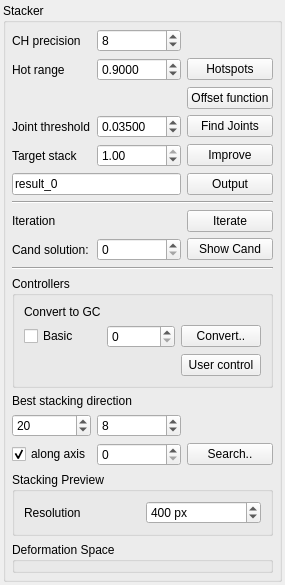
This is Stacker/StackerWidget.ui in HonghuaLi/stacker as Qt 5 draws it before an edit. The edited form follows.
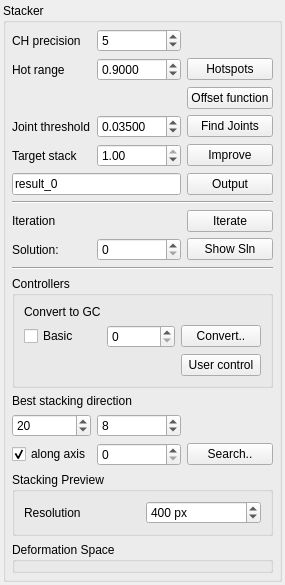
This is the edited form.

The edit to the form file:
```diff
--- a/Stacker/StackerWidget.ui
+++ b/Stacker/StackerWidget.ui
@@ -99,7 +99,7 @@
       <item row="1" column="1">
        <widget class="QSpinBox" name="chPrecision">
         <property name="value">
-         <number>8</number>
+         <number>5</number>
         </property>
        </widget>
       </item>
@@ -120,7 +120,7 @@
       <item row="12" column="2">
        <widget class="QPushButton" name="candSolutionButton">
         <property name="text">
-         <string>Show Cand</string>
+         <string>Show Sln</string>
         </property>
        </widget>
       </item>
@@ -134,7 +134,7 @@
       <item row="12" column="0">
        <widget class="QLabel" name="label_5">
         <property name="text">
-         <string>Cand solution:</string>
+         <string>Solution:</string>
         </property>
        </widget>
       </item>
```
Left out of the diff: 2 changed lines with no effect on the pictures.
